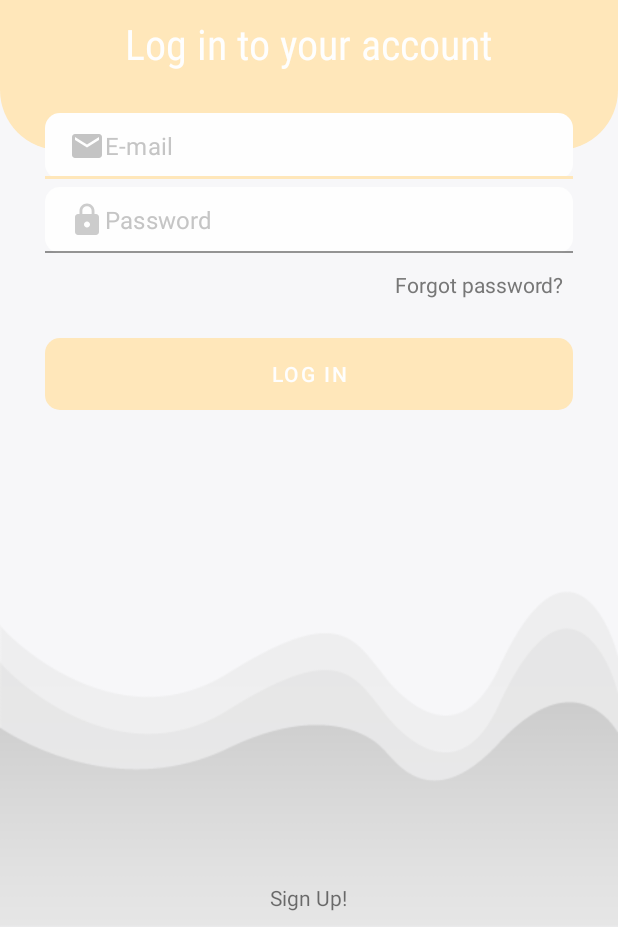
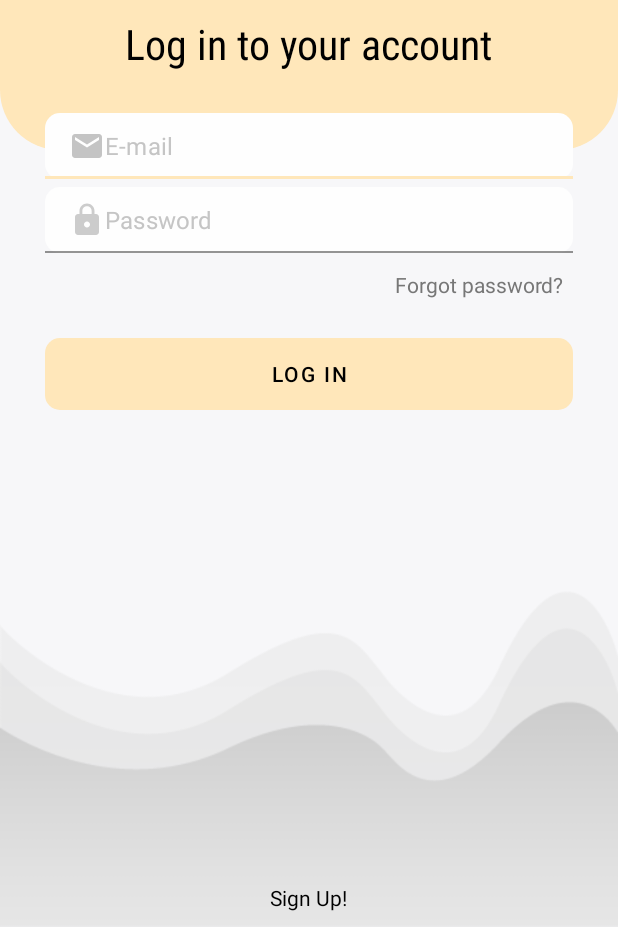
Before and after one commit to soundwanders/tantarian, an Android app: the LoginActivity screen opened directly, with no data from a screen before it, on a phone screen of 412 x 824 dp, the part 309-1236 px from its top. Run offline under Robolectric (Android 15) with nearby library versions, the phone set to English and light mode, and no system bars; our stand-ins replace Firebase (no records; nobody signed in at launch, a user with empty details on screens opened directly).

Commit message:
Update activity_login.xml

```diff
--- a/app/src/main/res/layout/activity_login.xml
+++ b/app/src/main/res/layout/activity_login.xml
@@ -32,7 +32,7 @@
             android:layout_centerHorizontal="true"
             android:layout_marginTop="10dp"
             android:text="@string/request_user_login"
-            android:textColor="@color/white"
+            android:textColor="@color/black"
             android:fontFamily="sans-serif-condensed"
             android:textSize="28sp"
         />
@@ -117,7 +117,7 @@
                 android:layout_marginTop="20dp"
                 android:layout_below="@id/forgotPasswordTv"
                 android:text="@string/login"
-                android:textColor="@color/white"
+                android:textColor="@color/black"
                 android:background="@drawable/shape_button01"
             />
         </RelativeLayout>
@@ -132,5 +132,6 @@
         android:layout_centerHorizontal="true"
         android:padding="10dp"
         android:text="@string/sign_up"
+        android:textColor="@color/black"
     />
 </RelativeLayout>
```
